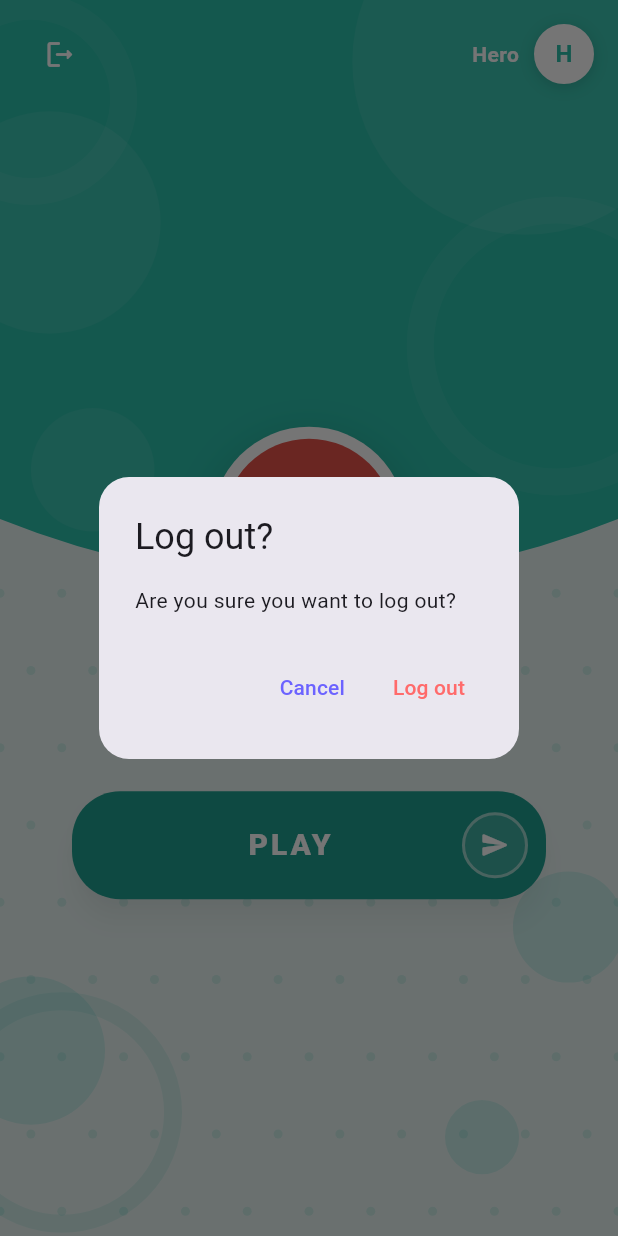
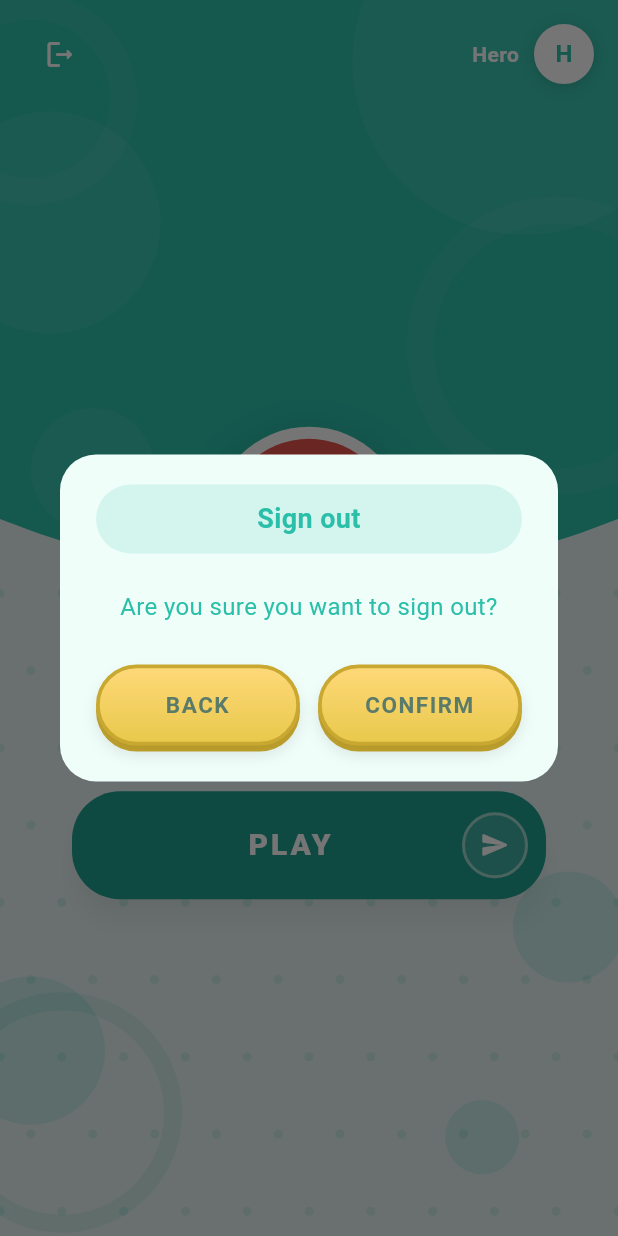
Before and after one commit to iskramarkovska/safe_internet_hero, a Flutter app: the HomeScreen screen opened directly, after a tap on the "logout" icon, on a phone screen of 412 x 824 dp. Run offline on Flutter 3.47's test engine with Material 3 defaults, Android fonts, the light colour scheme and no system bars; our stand-ins replace cached_network_image, cloud_firestore, firebase_auth, firebase_core; accounts and stored records are empty; generated files the repository leaves out were written again.

Commit message:
style: logout dialog - pill title, yellow buttons

```diff
--- a/lib/screens/home_screen.dart
+++ b/lib/screens/home_screen.dart
@@ -28,11 +28,9 @@ class HomeScreen extends StatelessWidget {
           Positioned.fill(
             child: CustomPaint(painter: _BackgroundPainter()),
           ),
-
           SafeArea(
             child: Column(
               children: [
-                // Top bar
                 Padding(
                   padding: const EdgeInsets.fromLTRB(16, 12, 16, 0),
                   child: Row(
@@ -86,7 +84,6 @@ class HomeScreen extends StatelessWidget {
                     ],
                   ),
                 ),
-
                 Expanded(
                   child: Center(
                     child: Padding(
@@ -96,7 +93,6 @@ class HomeScreen extends StatelessWidget {
                       child: Column(
                         mainAxisAlignment: MainAxisAlignment.center,
                         children: [
-                          // Logo with white ring
                           Container(
                             width: 130,
                             height: 130,
@@ -124,8 +120,6 @@ class HomeScreen extends StatelessWidget {
                             ),
                           ),
                           const SizedBox(height: 20),
-
-                          // Title — dark color, bold, readable on light bg
                           const Text(
                             'Safe Internet Hero',
                             textAlign: TextAlign.center,
@@ -136,10 +130,7 @@ class HomeScreen extends StatelessWidget {
                               letterSpacing: 0.3,
                             ),
                           ),
-
                           const SizedBox(height: 56),
-
-                          // PLAY button
                           _QuizUpPlayButton(
                             onTap: () => Navigator.push(
                               context,
@@ -163,24 +154,68 @@ class HomeScreen extends StatelessWidget {
   Future<void> _confirmLogout(BuildContext context) async {
     final confirm = await showDialog<bool>(
       context: context,
-      builder: (_) => AlertDialog(
+      builder: (_) => Dialog(
         shape: RoundedRectangleBorder(
-            borderRadius: BorderRadius.circular(20)),
-        title: const Text('Log out?'),
-        content: const Text('Are you sure you want to log out?'),
-        actions: [
-          TextButton(
-            onPressed: () => Navigator.pop(context, false),
-            child: const Text('Cancel'),
+            borderRadius: BorderRadius.circular(24)),
+        backgroundColor: const Color(0xFFF0FEFA),
+        elevation: 20,
+        child: Padding(
+          padding: const EdgeInsets.fromLTRB(24, 20, 24, 24),
+          child: Column(
+            mainAxisSize: MainAxisSize.min,
+            children: [
+              // Title pill
+              Container(
+                width: double.infinity,
+                padding: const EdgeInsets.symmetric(vertical: 10),
+                decoration: BoxDecoration(
+                  color: teal.withOpacity(0.15),
+                  borderRadius: BorderRadius.circular(32),
+                ),
+                child: const Text(
+                  'Sign out',
+                  textAlign: TextAlign.center,
+                  style: TextStyle(
+                    color: teal,
+                    fontWeight: FontWeight.bold,
+                    fontSize: 18,
+                  ),
+                ),
+              ),
+              const SizedBox(height: 24),
+              const Text(
+                'Are you sure you want to sign out?',
+                textAlign: TextAlign.center,
+                style: TextStyle(
+                  color: teal,
+                  fontSize: 16,
+                  height: 1.4,
+                ),
+              ),
+              const SizedBox(height: 28),
+              Row(
+                children: [
+                  Expanded(
+                    child: _DialogButton(
+                      label: 'BACK',
+                      onTap: () => Navigator.pop(context, false),
+                    ),
+                  ),
+                  const SizedBox(width: 12),
+                  Expanded(
+                    child: _DialogButton(
+                      label: 'CONFIRM',
+                      onTap: () => Navigator.pop(context, true),
+                    ),
+                  ),
+                ],
+              ),
+            ],
           ),
-          TextButton(
-            onPressed: () => Navigator.pop(context, true),
-            child: const Text('Log out',
-                style: TextStyle(color: AppColors.wrong)),
-          ),
-        ],
+        ),
       ),
     );
+
     if (confirm == true && context.mounted) {
       await context.read<AuthProvider>().logout();
       if (context.mounted) {
@@ -191,6 +226,68 @@ class HomeScreen extends StatelessWidget {
         );
       }
     }
+  }
+}
+
+class _DialogButton extends StatelessWidget {
+  final String label;
+  final VoidCallback onTap;
+
+  const _DialogButton({required this.label, required this.onTap});
+
+  @override
+  Widget build(BuildContext context) {
+    return MouseRegion(
+      cursor: SystemMouseCursors.click,
+      child: GestureDetector(
+        onTap: onTap,
+        child: Container(
+          padding: const EdgeInsets.symmetric(vertical: 14),
+          decoration: BoxDecoration(
+            // Gradient to simulate 3D effect like QuizUp
+            gradient: const LinearGradient(
+              begin: Alignment.topCenter,
+              end: Alignment.bottomCenter,
+              colors: [
+                Color(0xFFFFD97A),
+                Color(0xFFE8C84A),
+              ],
+            ),
+            borderRadius: BorderRadius.circular(32),
+            // Outer border (darker yellow = shadow line at bottom)
+            border: Border.all(
+              color: const Color(0xFFC8A830),
+              width: 2.5,
+            ),
+            boxShadow: [
+              // Bottom shadow — gives 3D pressed look
+              const BoxShadow(
+                color: Color(0xFFC8A830),
+                offset: Offset(0, 4),
+                blurRadius: 0,
+                spreadRadius: 0,
+              ),
+              // Soft outer glow
+              BoxShadow(
+                color: Colors.black.withOpacity(0.1),
+                offset: const Offset(0, 6),
+                blurRadius: 8,
+              ),
+            ],
+          ),
+          child: Text(
+            label,
+            textAlign: TextAlign.center,
+            style: const TextStyle(
+              color: Color(0xFF5A7A6A),
+              fontWeight: FontWeight.bold,
+              fontSize: 15,
+              letterSpacing: 1,
+            ),
+          ),
+        ),
+      ),
+    );
   }
 }
 
@@ -278,32 +375,22 @@ class _BackgroundPainter extends CustomPainter {
       ..color = Colors.white.withOpacity(0.07)
       ..style = PaintingStyle.fill;
 
-    canvas.drawCircle(
-        Offset(size.width * 0.85, size.height * 0.05),
-        size.width * 0.28,
-        circlePaint);
-    canvas.drawCircle(
-        Offset(size.width * 0.08, size.height * 0.18),
-        size.width * 0.18,
-        circlePaint);
-    canvas.drawCircle(
-        Offset(size.width * 0.15, size.height * 0.38),
-        size.width * 0.10,
-        circlePaint);
+    canvas.drawCircle(Offset(size.width * 0.85, size.height * 0.05),
+        size.width * 0.28, circlePaint);
+    canvas.drawCircle(Offset(size.width * 0.08, size.height * 0.18),
+        size.width * 0.18, circlePaint);
+    canvas.drawCircle(Offset(size.width * 0.15, size.height * 0.38),
+        size.width * 0.10, circlePaint);
 
     final ringPaint = Paint()
       ..color = Colors.white.withOpacity(0.06)
       ..style = PaintingStyle.stroke
       ..strokeWidth = 18;
 
-    canvas.drawCircle(
-        Offset(size.width * 0.9, size.height * 0.28),
-        size.width * 0.22,
-        ringPaint);
-    canvas.drawCircle(
-        Offset(size.width * 0.05, size.height * 0.08),
-        size.width * 0.15,
-        ringPaint);
+    canvas.drawCircle(Offset(size.width * 0.9, size.height * 0.28),
+        size.width * 0.22, ringPaint);
+    canvas.drawCircle(Offset(size.width * 0.05, size.height * 0.08),
+        size.width * 0.15, ringPaint);
 
     final dotPaint = Paint()
       ..color = teal.withOpacity(0.15)
@@ -325,28 +412,20 @@ class _BackgroundPainter extends CustomPainter {
       ..color = lightTeal.withOpacity(0.2)
       ..style = PaintingStyle.fill;
 
-    canvas.drawCircle(
-        Offset(size.width * 0.05, size.height * 0.85),
-        size.width * 0.12,
-        accentPaint);
-    canvas.drawCircle(
-        Offset(size.width * 0.92, size.height * 0.75),
-        size.width * 0.09,
-        accentPaint);
-    canvas.drawCircle(
-        Offset(size.width * 0.78, size.height * 0.92),
-        size.width * 0.06,
-        accentPaint);
+    canvas.drawCircle(Offset(size.width * 0.05, size.height * 0.85),
+        size.width * 0.12, accentPaint);
+    canvas.drawCircle(Offset(size.width * 0.92, size.height * 0.75),
+        size.width * 0.09, accentPaint);
+    canvas.drawCircle(Offset(size.width * 0.78, size.height * 0.92),
+        size.width * 0.06, accentPaint);
 
     final ringPaint2 = Paint()
       ..color = teal.withOpacity(0.12)
       ..style = PaintingStyle.stroke
       ..strokeWidth = 12;
 
-    canvas.drawCircle(
-        Offset(size.width * 0.1, size.height * 0.9),
-        size.width * 0.18,
-        ringPaint2);
+    canvas.drawCircle(Offset(size.width * 0.1, size.height * 0.9),
+        size.width * 0.18, ringPaint2);
   }
 
   @override
```
